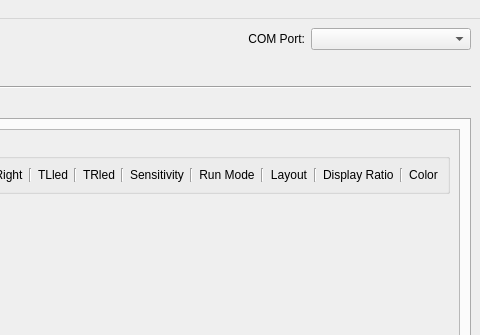
Old version of the form src/appmainwindow.ui in the repository TeamOpenFIRE/OpenFIRE-App; both pictures show x 500 to 980 and y 0 to 335 of the 980 by 830 pixel window.
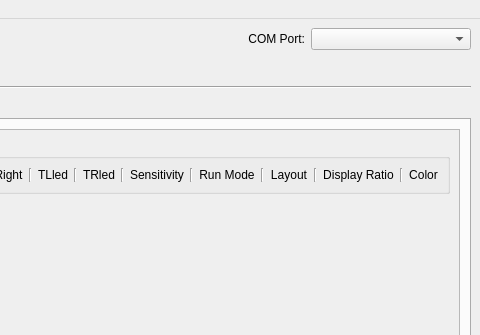
New version of the form. The open tabs and pages were chosen to show the change. Icons and pictures are not drawn.

```diff
--- a/src/appmainwindow.ui
+++ b/src/appmainwindow.ui
@@ -2030,6 +2030,9 @@
                    <property name="text">
                     <string>Display Ratio</string>
                    </property>
+                   <property name="alignment">
+                    <set>Qt::AlignCenter</set>
+                   </property>
                   </widget>
                  </item>
                 </layout>
```
Left out of the diff: 2 changed lines with no effect on the pictures.
